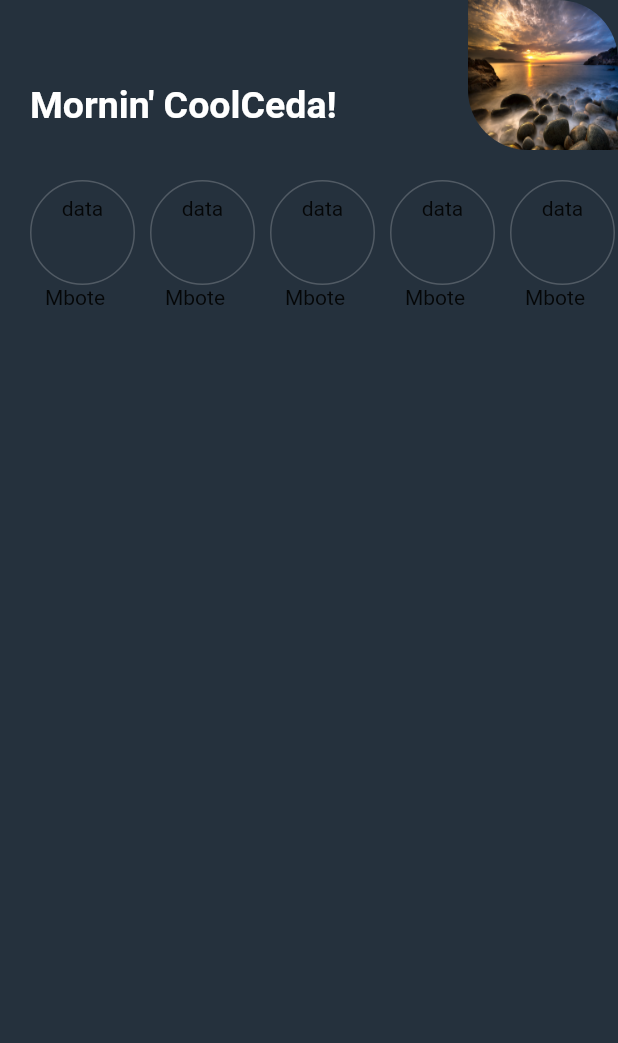
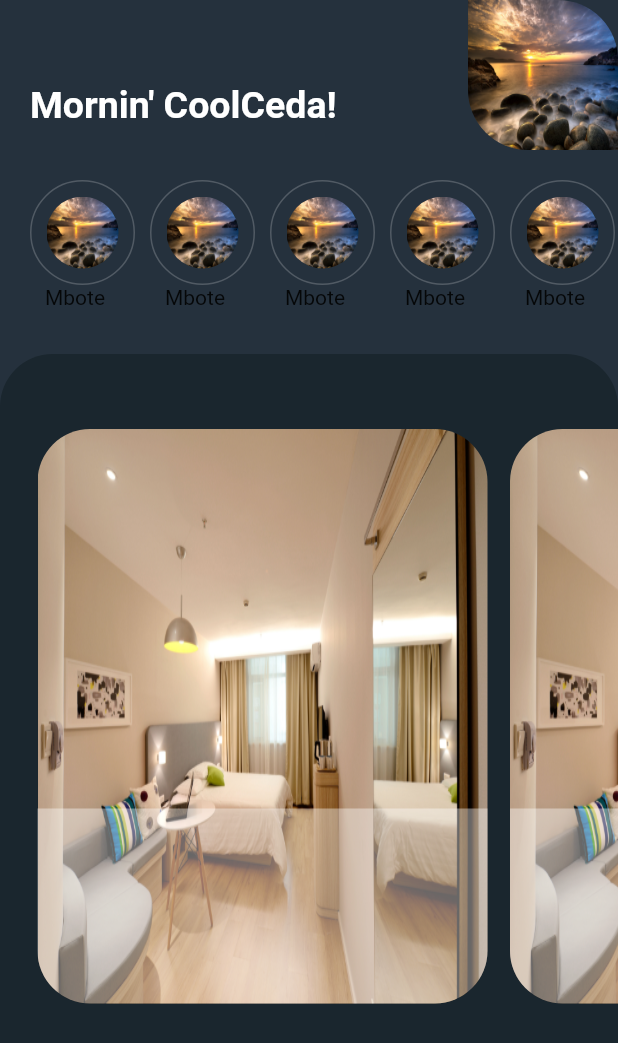
Before and after one commit to kananeced/electonic-device, a Flutter app: the Home screen opened by its route, on a phone screen of 412 x 824 dp. Shown: the top 1043 px of the screen. Run offline on Flutter 3.47's test engine with Material 2 defaults, Android fonts, the phone set to English and light mode, and no system bars.

```diff
--- a/lib/Sreens/home/home.dart
+++ b/lib/Sreens/home/home.dart
@@ -51,9 +51,8 @@ class _HomeState extends State<Home> {
                 child: Row(
                     children: List.generate(
                         6,
-                        (index) => SizedBox(
-                              child: Column(
-                                // mainAxisAlignment: MainAxisAlignment.center,
+                        (index) => Column(
+                              mainAxisAlignment: MainAxisAlignment.center,
                               crossAxisAlignment: CrossAxisAlignment.center,
                               children: [
                                 Container(
@@ -67,20 +66,89 @@ class _HomeState extends State<Home> {
                                     ),
                                     borderRadius: BorderRadius.circular(35),
                                   ),
-                                    child: const Text(
-                                      'data',
-                                      textAlign: TextAlign.center,
+                                  child: InkWell(
+                                      child: Container(
+                                    decoration: BoxDecoration(
+                                      image: const DecorationImage(
+                                          image: AssetImage(
+                                              'assets/logo/crepiscule.jpg'),
+                                          fit: BoxFit.fill),
+                                      borderRadius: BorderRadius.circular(35),
                                     ),
+                                  )),
                                 ),
                                 const Text(
                                   'Mbote',
-                                    textAlign: TextAlign.center,
+                                  // textAlign: TextAlign.center,
                                 )
                               ],
-                              ),
                             ))),
               ),
+            ),
+            const SizedBox(
+              height: 30,
+            ),
+            Expanded(
+              child: Container(
+                width: MediaQuery.of(context).size.width,
+                decoration: BoxDecoration(
+                  borderRadius: const BorderRadius.only(
+                    topLeft: Radius.circular(35),
+                    topRight: Radius.circular(35),
+                  ),
+                  color: const Color.fromARGB(255, 21, 33, 39).withOpacity(0.7),
+                ),
+                child: SingleChildScrollView(
+                  scrollDirection: Axis.horizontal,
+                  child: Padding(
+                    padding:
+                        const EdgeInsets.only(top: 50, left: 25, bottom: 5),
+                    child: Row(
+                      children: List.generate(
+                          5,
+                          (index) => Stack(
+                                  alignment: Alignment.bottomCenter,
+                                  children: [
+                                    Container(
+                                      margin: const EdgeInsets.only(
+                                        right: 15,
+                                      ),
+                                      width: 300,
+                                      decoration: BoxDecoration(
+                                        image: const DecorationImage(
+                                            image: AssetImage(
+                                                'assets/logo/pallais.jpg'),
+                                            fit: BoxFit.fill),
+                                        borderRadius: BorderRadius.circular(35),
+                                      ),
+                                    ),
+                                    Container(
+                                      margin: const EdgeInsets.only(
+                                        right: 15,
+                                      ),
+                                      height: 130,
+                                      width: 300,
+                                      decoration: BoxDecoration(
+                                        borderRadius: const BorderRadius.only(
+                                          bottomLeft: Radius.circular(35),
+                                          bottomRight: Radius.circular(35),
+                                        ),
+                                        color: Colors.white.withOpacity(0.4),
+                                      ),
                                     )
+                                  ])),
+                    ),
+                  ),
+                ),
+              ),
+            ),
+            Container(
+              width: MediaQuery.of(context).size.width,
+              height: 150,
+              decoration: BoxDecoration(
+                color: const Color.fromARGB(255, 21, 33, 39).withOpacity(0.7),
+              ),
+            ),
           ],
         ),
       ),
```
Also changed, not shown: assets/logo/pallais.jpg (added). Lines whose indentation alone changed are shown as unchanged.
